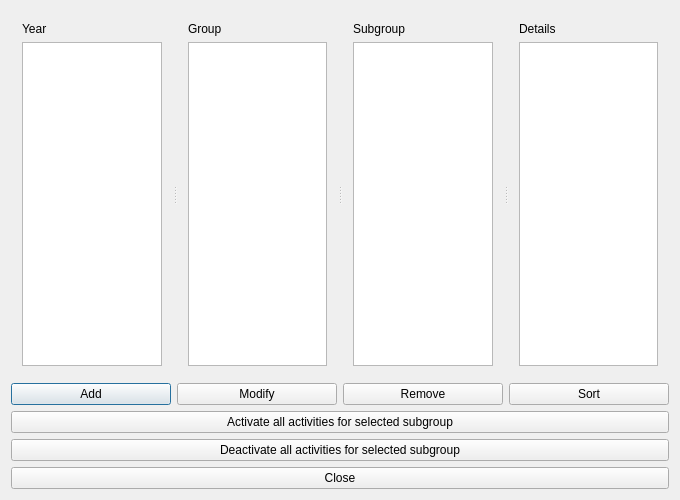
This is src/interface/subgroupsform_template.ui in karandit/fet as Qt 5 draws it before an edit. The edited form follows.
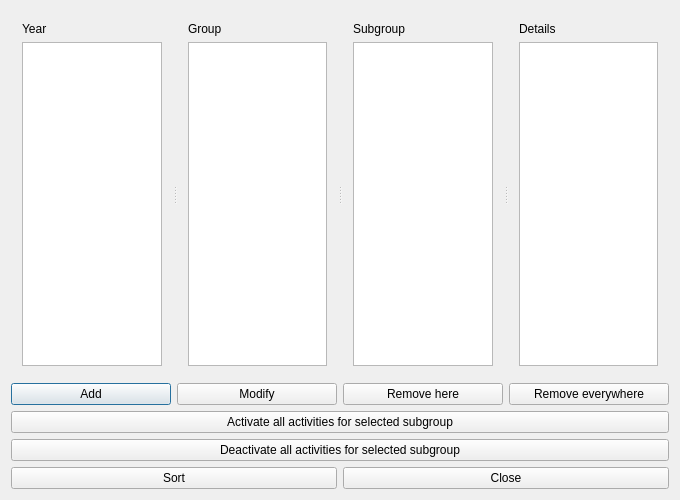
This is the edited form.

```diff
--- a/src/interface/subgroupsform_template.ui
+++ b/src/interface/subgroupsform_template.ui
@@ -96,9 +96,7 @@
     </widget>
    </item>
    <item row="1" column="0">
-    <layout class="QVBoxLayout" name="verticalLayout_5">
-     <item>
-      <layout class="QHBoxLayout" name="horizontalLayout">
+    <layout class="QHBoxLayout" name="horizontalLayout_2">
        <item>
         <widget class="QPushButton" name="addSubgroupPushButton">
          <property name="text">
@@ -116,14 +114,14 @@
        <item>
         <widget class="QPushButton" name="removeSubgroupPushButton">
          <property name="text">
-          <string>Remove</string>
+        <string comment="It means &quot;Remove from here&quot; (but I want to keep the field shorter), remove the subgroup only from the current year/group. Please keep the translation short.">Remove here</string>
          </property>
         </widget>
        </item>
        <item>
-        <widget class="QPushButton" name="removeSubgroupPushButton_2">
+      <widget class="QPushButton" name="purgeSubgroupPushButton">
          <property name="text">
-          <string>Sort</string>
+        <string comment="It means &quot;Remove from everywhere&quot; (but I want to keep the field shorter), remove the subgroup from all the years/groups in which it appears. Please keep the translation short.">Remove everywhere</string>
          </property>
         </widget>
        </item>
@@ -140,6 +138,15 @@
       <widget class="QPushButton" name="deactivateStudentsPushButton">
        <property name="text">
         <string>Deactivate all activities for selected subgroup</string>
+     </property>
+    </widget>
+   </item>
+   <item row="4" column="0">
+    <layout class="QHBoxLayout" name="horizontalLayout">
+     <item>
+      <widget class="QPushButton" name="sortSubgroupsPushButton">
+       <property name="text">
+        <string>Sort</string>
        </property>
       </widget>
      </item>
```
Left out of the diff: 4 changed lines with no effect on the pictures. Lines whose indentation alone changed are shown as unchanged.
